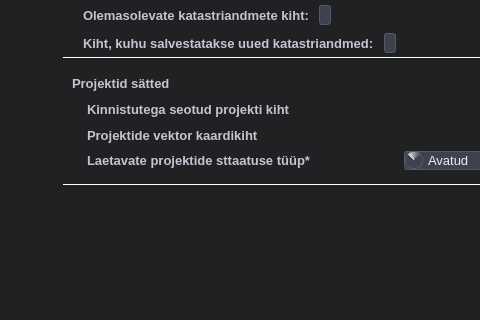
TuloliKalver/mailabl-qgis, file mailabl-qgis/Mailabl_dialog_base.ui: the form before one commit; both pictures show x 149 to 629 and y 287 to 607 of the 1137 by 853 pixel window.
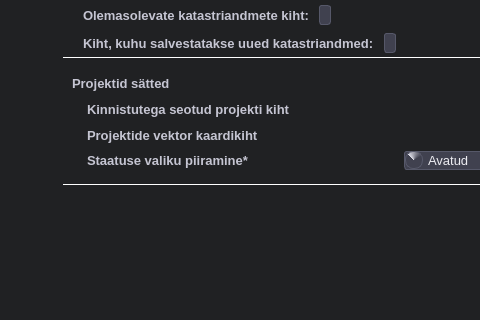
The form after the commit. The open tabs and pages were chosen to show the change. Icons and pictures are not drawn.

Commit message: Status comboBox list cleared on every load

```diff
--- a/mailabl-qgis/Mailabl_dialog_base.ui
+++ b/mailabl-qgis/Mailabl_dialog_base.ui
@@ -6281,7 +6281,7 @@
                          </font>
                         </property>
                         <property name="text">
-                         <string>Laetavate projektide sttaatuse tüüp*</string>
+                         <string>Staatuse valiku piiramine*</string>
                         </property>
                        </widget>
                       </item>
```
Left out of the diff: 2 changed lines with no effect on the pictures. The commit also changes 1 other file.
